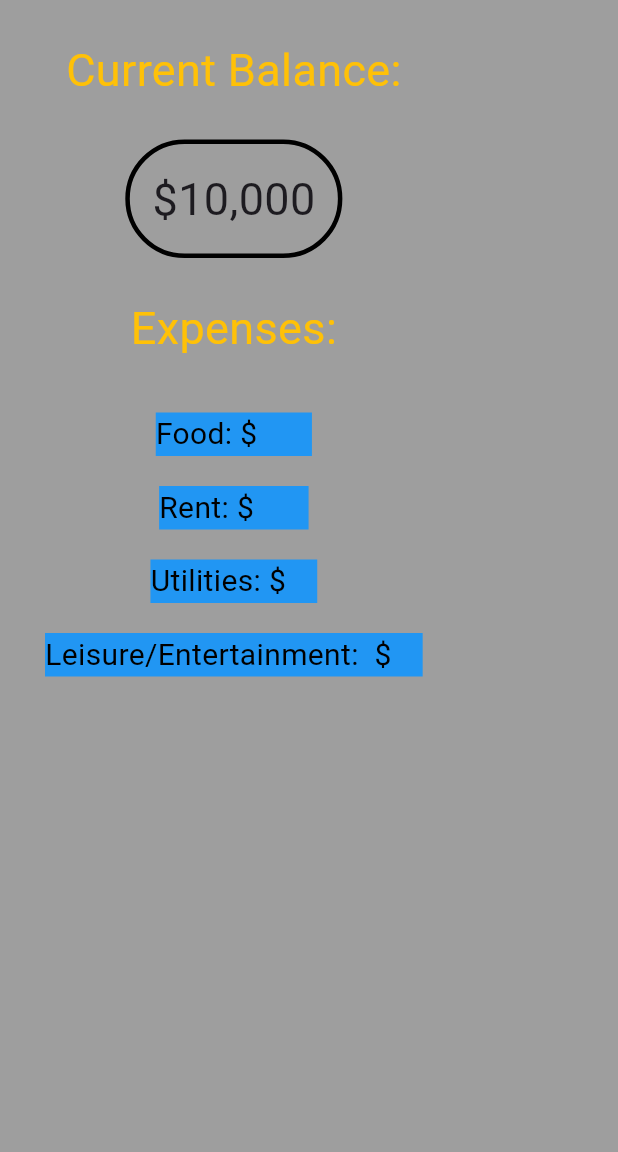
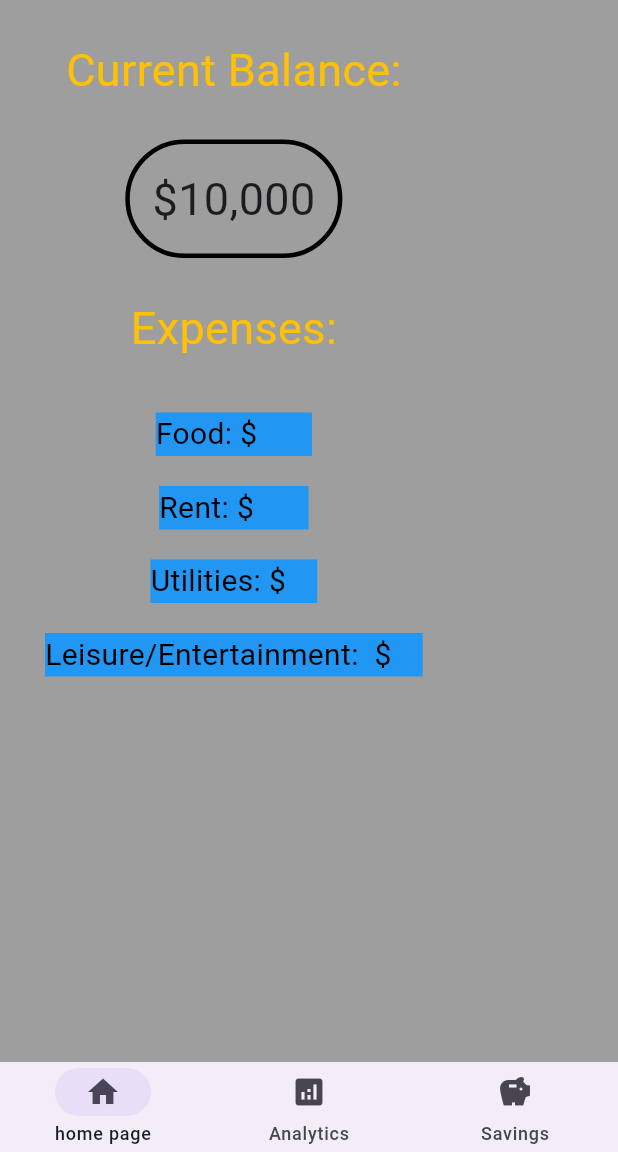
Before and after one commit to NyimaG/Finance_App, a Flutter app: the screen it shows after launch, on a phone screen of 412 x 824 dp, the part 84-1236 px from its top. Run offline on Flutter 3.47's test engine with Material 3 defaults, Android fonts, the phone set to English and light mode, and no system bars.

Commit message:
added navigation bar to homepage

```diff
--- a/lib/main.dart
+++ b/lib/main.dart
@@ -128,6 +128,20 @@ class _MyHomePageState extends State<HomePage> {
           ),
         ],
       ),
+      bottomNavigationBar: NavigationBar(height: 60, destinations: [
+        NavigationDestination(
+            icon: Icon(Icons.home),
+            selectedIcon: Icon(Icons.home),
+            label: 'home page'),
+        NavigationDestination(
+            icon: Icon(Icons.analytics),
+            selectedIcon: Icon(Icons.analytics),
+            label: 'Analytics'),
+        NavigationDestination(
+            icon: Icon(Icons.savings),
+            selectedIcon: Icon(Icons.savings),
+            label: 'Savings'),
+      ]),
     );
   }
 }
```
